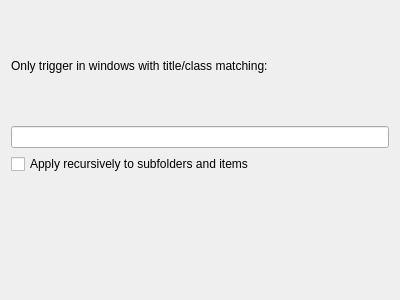
The window that uic/windowfiltersettings.ui (autokey/autokey) describes before a commit, drawn with Qt 5.
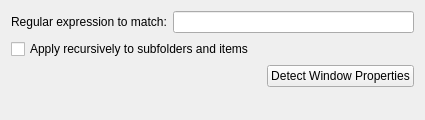
The same window after the commit. Custom widgets are drawn as their Qt base class.

Commit message: Add function to the window filter dialog to detect window properties from any window the user clicks on.

Diff of the .ui file:
```diff
--- a/uic/windowfiltersettings.ui
+++ b/uic/windowfiltersettings.ui
@@ -6,8 +6,8 @@
    <rect>
     <x>0</x>
     <y>0</y>
-    <width>400</width>
-    <height>300</height>
+    <width>425</width>
+    <height>120</height>
    </rect>
   </property>
   <property name="windowTitle">
@@ -15,9 +15,11 @@
   </property>
   <layout class="QVBoxLayout" name="verticalLayout">
    <item>
-    <widget class="QLabel" name="label">
+    <layout class="QHBoxLayout" name="horizontalLayout">
+     <item>
+      <widget class="QLabel" name="label_2">
      <property name="text">
-      <string>Only trigger in windows with title/class matching:</string>
+        <string>Regular expression to match:</string>
      </property>
     </widget>
    </item>
@@ -37,6 +39,8 @@
      </property>
     </widget>
    </item>
+    </layout>
+   </item>
    <item>
     <widget class="QCheckBox" name="recursiveCheckBox">
      <property name="text">
@@ -44,6 +48,30 @@
      </property>
     </widget>
    </item>
+   <item>
+    <layout class="QHBoxLayout" name="horizontalLayout_2">
+     <item>
+      <spacer name="horizontalSpacer">
+       <property name="orientation">
+        <enum>Qt::Horizontal</enum>
+       </property>
+       <property name="sizeHint" stdset="0">
+        <size>
+         <width>40</width>
+         <height>20</height>
+        </size>
+       </property>
+      </spacer>
+     </item>
+     <item>
+      <widget class="QPushButton" name="detectButton">
+       <property name="text">
+        <string>Detect Window Properties</string>
+       </property>
+      </widget>
+     </item>
+    </layout>
+   </item>
    <item>
     <widget class="KSeparator" name="kseparator"/>
    </item>
```
Lines whose indentation alone changed are shown as unchanged. The commit also changes 6 other files.
